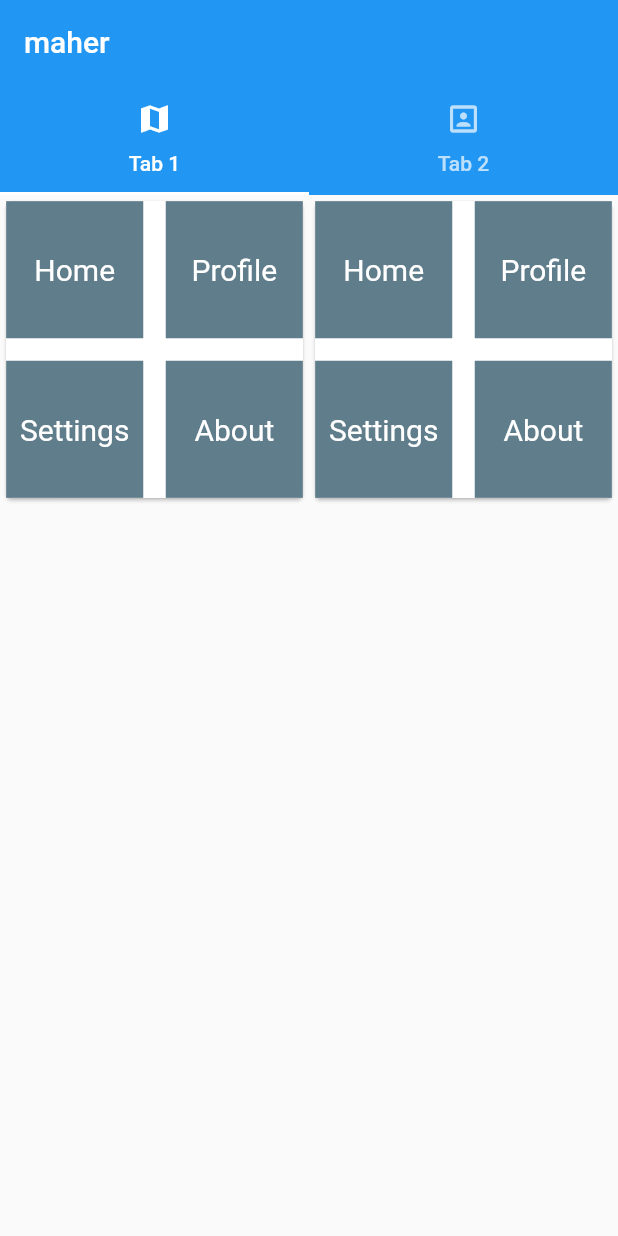
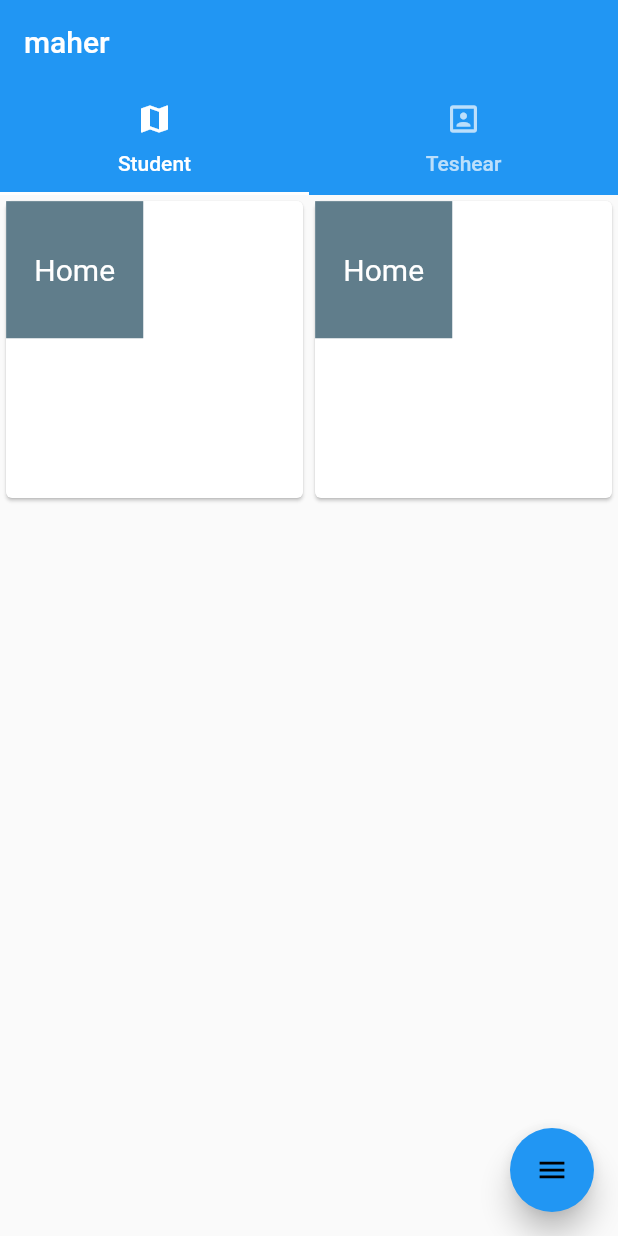
Before and after one commit to mahershmesa/I_techer, a Flutter app: the TabBarSliverAppbar screen opened directly, on a phone screen of 412 x 824 dp. Run offline on Flutter 3.47's test engine with Material 2 defaults, Android fonts, the phone set to English and light mode, and no system bars; drawn by our look-alikes of flutter_speed_dial.

Commit message:
add flile

```diff
--- a/lib/component/button.dart
+++ b/lib/component/button.dart
@@ -37,36 +37,36 @@ class bottom extends StatelessWidget {
 
                             ),
                           ),
-                          Container(
-                            padding: const EdgeInsets.all(2),
-                            child: Center(child: const Text("Profile",style: TextStyle(color: Colors.white,fontSize: 20),textAlign: TextAlign.center,)),
-                            color: Colors.blueGrey,
-                          ),
-                          Container(
-                            padding: const EdgeInsets.all(2),
-                            child: Center(child: const Text("Settings",style: TextStyle(color: Colors.white,fontSize: 20),textAlign: TextAlign.center,)),
-                            color: Colors.blueGrey,
-                          ),
-                          Container(
-                            padding: const EdgeInsets.all(2),
-                            child: Center(child: const Text("About",style: TextStyle(color: Colors.white,fontSize: 20),textAlign: TextAlign.center,)),
-                            color: Colors.blueGrey,
-                          ),
-                          Container(
-                            padding: const EdgeInsets.all(2),
-                            child: Center(child: const Text("More",style: TextStyle(color: Colors.white,fontSize: 20),textAlign: TextAlign.center,)),
-                            color: Colors.blueGrey,
-                          ),
-                          Container(
-                            padding: const EdgeInsets.all(2),
-                            child: Center(child: const Text("Help",style: TextStyle(color: Colors.white,fontSize: 20),textAlign: TextAlign.center,)),
-                            color: Colors.blueGrey,
-                          ),
-                          Container(
-                            padding: const EdgeInsets.all(2),
-                            child: Center(child: const Text("Help",style: TextStyle(color: Colors.white,fontSize: 20),textAlign: TextAlign.center,)),
-                            color: Colors.blueGrey,
-                          ),
+                          // Container(
+                          //   padding: const EdgeInsets.all(2),
+                          //   child: Center(child: const Text("Profile",style: TextStyle(color: Colors.white,fontSize: 20),textAlign: TextAlign.center,)),
+                          //   color: Colors.blueGrey,
+                          // ),
+                          // Container(
+                          //   padding: const EdgeInsets.all(2),
+                          //   child: Center(child: const Text("Settings",style: TextStyle(color: Colors.white,fontSize: 20),textAlign: TextAlign.center,)),
+                          //   color: Colors.blueGrey,
+                          // ),
+                          // Container(
+                          //   padding: const EdgeInsets.all(2),
+                          //   child: Center(child: const Text("About",style: TextStyle(color: Colors.white,fontSize: 20),textAlign: TextAlign.center,)),
+                          //   color: Colors.blueGrey,
+                          // ),
+                          // Container(
+                          //   padding: const EdgeInsets.all(2),
+                          //   child: Center(child: const Text("More",style: TextStyle(color: Colors.white,fontSize: 20),textAlign: TextAlign.center,)),
+                          //   color: Colors.blueGrey,
+                          // ),
+                          // Container(
+                          //   padding: const EdgeInsets.all(2),
+                          //   child: Center(child: const Text("Help",style: TextStyle(color: Colors.white,fontSize: 20),textAlign: TextAlign.center,)),
+                          //   color: Colors.blueGrey,
+                          // ),
+                          // Container(
+                          //   padding: const EdgeInsets.all(2),
+                          //   child: Center(child: const Text("Help",style: TextStyle(color: Colors.white,fontSize: 20),textAlign: TextAlign.center,)),
+                          //   color: Colors.blueGrey,
+                          // ),
                         ],
                       ),
                     ),
--- a/lib/pages/tab_bar.dart
+++ b/lib/pages/tab_bar.dart
@@ -1,6 +1,8 @@
 import 'package:flutter/cupertino.dart';
 import 'package:flutter/material.dart';
+import 'package:flutter_speed_dial/flutter_speed_dial.dart';
 import 'package:techerr/component/button.dart';
+import 'package:techerr/component/servic.dart';
 
 import '../main.dart';
 
@@ -16,8 +18,8 @@ class TabBarSliverAppbar extends StatelessWidget {
                   title: Text("maher"),
                   bottom: TabBar(
                     tabs: [
-                      Tab(icon: Icon(Icons.map), text: 'Tab 1'),
-                      Tab(icon: Icon(Icons.portrait), text: 'Tab 2'),
+                      Tab(icon: Icon(Icons.map), text: 'Student'),
+                      Tab(icon: Icon(Icons.portrait), text: 'Teshear'),
                     ],
                   ),
                 ),
@@ -26,11 +28,50 @@ class TabBarSliverAppbar extends StatelessWidget {
             body: TabBarView(
               children: [
                 buildImages(),
-               // buildImages(),
+                buildTeshear(),
               ],
             ),
           ),
         ),
+              floatingActionButton: SpeedDial(
+        animatedIcon: AnimatedIcons.menu_close,
+        animatedIconTheme: IconThemeData(size: 22),
+        visible: true,
+        closeManually: false,
+        curve: Curves.bounceIn,
+        overlayColor: Colors.black,
+        overlayOpacity: 0.5,
+        backgroundColor: Colors.blue,
+        foregroundColor: Colors.black,
+        elevation: 8.0,
+        shape: CircleBorder(),
+        children: [
+          SpeedDialChild(
+            child: Icon(Icons.print),
+            backgroundColor: Colors.white,
+            foregroundColor: Colors.black,
+            label: "print",
+            labelStyle: TextStyle(fontSize: 16),
+            onTap: (){},
+          ),
+          SpeedDialChild(
+            child: Icon(Icons.email),
+            backgroundColor: Colors.white,
+            foregroundColor: Colors.black,
+            label: "Email",
+            labelStyle: TextStyle(fontSize: 16),
+            onTap: (){},
+          ),
+          SpeedDialChild(
+            child: Icon(Icons.upload_file),
+            backgroundColor: Colors.white,
+            foregroundColor: Colors.black,
+            label: "upload",
+            labelStyle: TextStyle(fontSize: 16),
+            onTap: (){},
+          ),
+        ],
+      ),
       );
 
   Widget buildImages() => GridView.builder(
@@ -40,4 +81,14 @@ class TabBarSliverAppbar extends StatelessWidget {
         itemCount: 2,
         itemBuilder: (context, index) => bottom(index: index),//go to bottom
       );
+
+
+    Widget buildTeshear() => GridView.builder(
+        gridDelegate: SliverGridDelegateWithFixedCrossAxisCount(
+          crossAxisCount: 2,
+        ),
+        itemCount: 2,
+        itemBuilder: (context, index) => service(index: index),//go to service
+      );
+
 }
```
Also changed, not shown: lib/component/servic.dart (+79 -0 lines), assets/app_logo.jpg.
